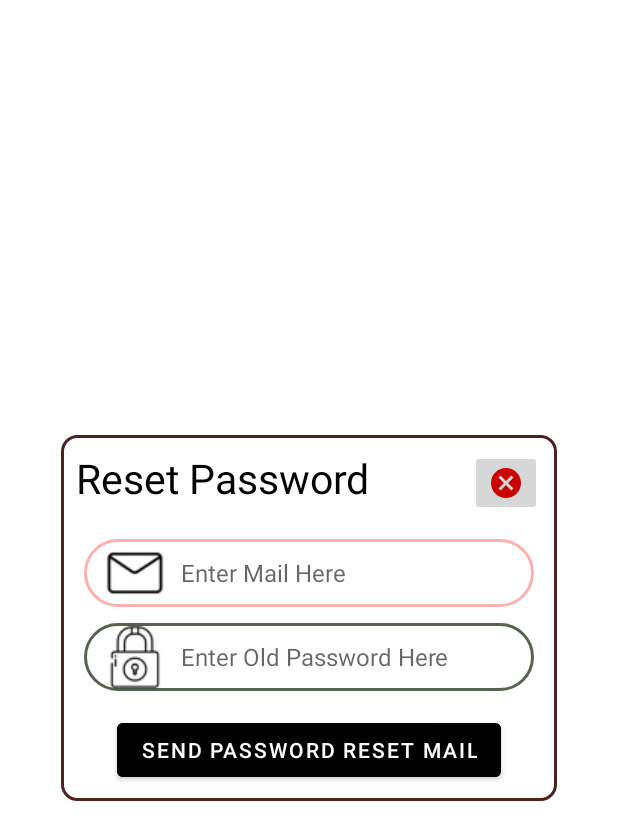
After one commit to Devansh-47/Barbershop, an Android app: the layout re_authbox.xml on its own in the app's theme, with its tools: preview values and no code run, on a phone screen of 412 x 824 dp. The commit adds this screen. Shown: the top 840 px of the screen. Run offline under Robolectric (Android 15) with nearby library versions, the phone set to English and light mode, and no system bars.

Commit message:
eleventh commit with change of email & password for usersiede

```diff
--- a/app/src/main/java/com/example/barberr/Ownerefragmentprofile.java
+++ b/app/src/main/java/com/example/barberr/Ownerefragmentprofile.java
@@ -14,10 +14,8 @@ import androidx.annotation.NonNull;
 import androidx.fragment.app.Fragment;
 
 import android.os.Handler;
-import android.text.method.ScrollingMovementMethod;
 import android.util.Log;
 import android.view.LayoutInflater;
-import android.view.MotionEvent;
 import android.view.View;
 import android.view.ViewGroup;
 import android.widget.Button;
@@ -25,7 +23,6 @@ import android.widget.EditText;
 import android.widget.ImageButton;
 import android.widget.ImageView;
 import android.widget.ProgressBar;
-import android.widget.Scroller;
 import android.widget.Toast;
 
 import com.example.barberr.userdetails.Shop;
@@ -135,7 +132,7 @@ public class Ownerefragmentprofile extends Fragment {
         // Inflate the layout for this fragment
         View view=inflater.inflate(R.layout.fragment_ownerefragmentprofile, container, false);
         logoutbtn= (Button) view.findViewById(R.id.logoutbtn);
-       deletebtn= (Button) view.findViewById(R.id.deletebtn);
+       deletebtn= (Button) view.findViewById(R.id.deletebtnn);
 
         editbutton= (ImageButton) view.findViewById(R.id.editbutton);
         savebutton=(ImageButton)view.findViewById(R.id.savebtn);
--- /dev/null
+++ b/app/src/main/res/drawable/ic_baseline_cancel_24.xml
@@ -0,0 +1,12 @@
+<vector xmlns:android="http://schemas.android.com/apk/res/android"
+    android:width="24dp"
+    android:height="24dp"
+    android:viewportWidth="24"
+    android:viewportHeight="24"
+    android:tint="@android:color/holo_red_dark">
+
+
+  <path
+      android:fillColor="@android:color/holo_red_dark"
+      android:pathData="M12,2C6.47,2 2,6.47 2,12s4.47,10 10,10 10,-4.47 10,-10S17.53,2 12,2zM17,15.59L15.59,17 12,13.41 8.41,17 7,15.59 10.59,12 7,8.41 8.41,7 12,10.59 15.59,7 17,8.41 13.41,12 17,15.59z"/>
+</vector>
--- a/app/src/main/res/drawable/ic_baseline_edit_24.xml
+++ b/app/src/main/res/drawable/ic_baseline_edit_24.xml
@@ -1,5 +1,5 @@
-<vector android:alpha="0.97" android:height="44dp"
+<vector android:alpha="0.97" android:height="35dp"
     android:tint="#775C5C" android:viewportHeight="24"
-    android:viewportWidth="24" android:width="44dp" xmlns:android="http://schemas.android.com/apk/res/android">
+    android:viewportWidth="24" android:width="35dp" xmlns:android="http://schemas.android.com/apk/res/android">
     <path android:fillColor="@android:color/white" android:pathData="M3,17.25V21h3.75L17.81,9.94l-3.75,-3.75L3,17.25zM20.71,7.04c0.39,-0.39 0.39,-1.02 0,-1.41l-2.34,-2.34c-0.39,-0.39 -1.02,-0.39 -1.41,0l-1.83,1.83 3.75,3.75 1.83,-1.83z"/>
 </vector>
--- a/app/src/main/res/drawable/rounded_edittext_field.xml
+++ b/app/src/main/res/drawable/rounded_edittext_field.xml
@@ -9,7 +9,7 @@
     <corners android:radius="60dp" />
 
     <!-- This is the border color -->
-    <stroke android:width="1.8dp" android:color="#6FFB9696" />
+    <stroke android:width="1.8dp" android:color="#BFFB9696" />
 
     <!--- This is the background color -->
 <!--    <solid android:color="" />-->
@@ -29,7 +29,7 @@
     <corners android:radius="60dp" />
 
     <!-- This is the border color -->
-    <stroke android:width="1.8dp" android:color="#B9271212" />
+    <stroke android:width="1.8dp" android:color="#B9182712" />
 
     <!--- This is the background color -->
 <!--    <solid android:color="" />-->
--- a/app/src/main/res/layout/fragment_ownerefragmentprofile.xml
+++ b/app/src/main/res/layout/fragment_ownerefragmentprofile.xml
@@ -385,7 +385,7 @@
                 app:cornerRadius="100dp" />
 
             <Button
-                android:id="@+id/deletebtn"
+                android:id="@+id/deletebtnn"
                 android:layout_width="match_parent"
                 android:layout_height="wrap_content"
                 android:layout_gravity="bottom|center_horizontal"
--- /dev/null
+++ b/app/src/main/res/layout/re_authbox.xml
@@ -0,0 +1,67 @@
+<?xml version="1.0" encoding="utf-8"?>
+<LinearLayout xmlns:android="http://schemas.android.com/apk/res/android"
+    android:layout_width="wrap_content"
+    android:layout_height="wrap_content"
+    android:layout_gravity="center"
+    android:orientation="vertical"
+    android:background="@drawable/rectangular_edittext"
+    android:padding="10dp"
+    >
+    <LinearLayout
+        android:layout_width="match_parent"
+        android:layout_height="wrap_content"
+        android:orientation="horizontal">
+
+        <TextView
+            android:layout_width="wrap_content"
+            android:layout_height="match_parent"
+            android:text="Reset Password"
+            android:textSize="27sp"
+            android:layout_weight="10"
+            android:textColor="@color/black"/>
+    <ImageButton
+        android:id="@+id/reauth_cancelbtn"
+        android:layout_width="wrap_content"
+        android:layout_height="match_parent"
+        android:layout_weight="0"
+        android:src="@drawable/ic_baseline_cancel_24"
+
+        android:layout_marginBottom="10dp"/></LinearLayout>
+
+
+    <EditText
+        android:id="@+id/reauth_mail"
+        android:layout_width="300dp"
+        android:layout_height="wrap_content"
+        android:layout_gravity="center"
+        android:background="@drawable/rounded_edittext_field"
+        android:hint="  Enter Mail Here"
+        android:textSize="16dp"
+       android:layout_margin="5dp"
+        android:drawableLeft="@drawable/mailiconn"
+        android:paddingLeft="11dp"/>
+    <EditText
+        android:id="@+id/reauth_password"
+        android:layout_width="300dp"
+        android:layout_height="wrap_content"
+        android:layout_gravity="center"
+        android:background="@drawable/rounded_edittext_field"
+        android:hint="  Enter Old Password Here"
+        android:textSize="16dp"
+        android:layout_margin="5dp"
+        android:drawableLeft="@drawable/passiconn"
+        android:paddingLeft="11dp"/>
+
+    <Button
+        android:id="@+id/reauth_sendmailbtn"
+        android:layout_width="wrap_content"
+        android:layout_height="wrap_content"
+        android:backgroundTint="@color/black"
+        android:text="Send password reset mail"
+        android:layout_gravity="center"
+        android:layout_marginTop="10dp"
+
+
+        />
+
+</LinearLayout>
--- a/build.gradle
+++ b/build.gradle
@@ -7,7 +7,7 @@ buildscript {
     }
     dependencies {
         classpath 'com.android.tools.build:gradle:7.1.2'
-        classpath 'com.google.gms:google-services:4.3.5'
+        classpath 'com.google.gms:google-services:4.3.10'
 
         // NOTE: Do not place your application dependencies here; they belong
         // in the individual module build.gradle files
```
Also changed, not shown: app/src/main/java/com/example/barberr/Profilescreen.java (+179 -128 lines), app/src/main/res/layout/fragment_profilescreen.xml (+68 -57 lines), app/src/main/java/com/example/barberr/Ownerlogin.java (line endings or trailing spaces).
